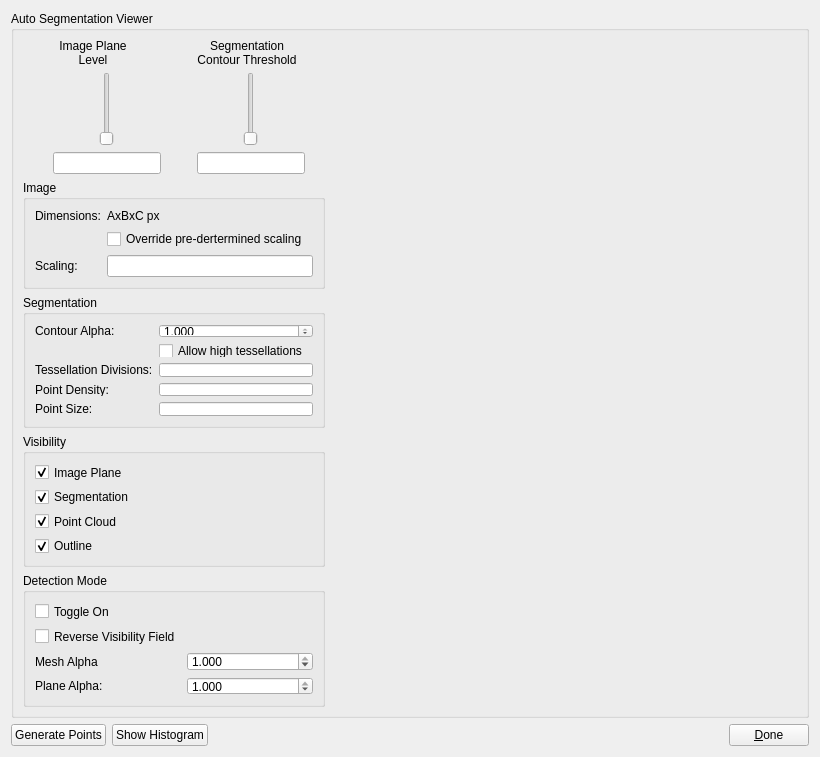
tsalemink/autosegmentationstep, file mapclientplugins/autosegmentationstep/qt/autosegmentationwidget.ui: the form before one commit.
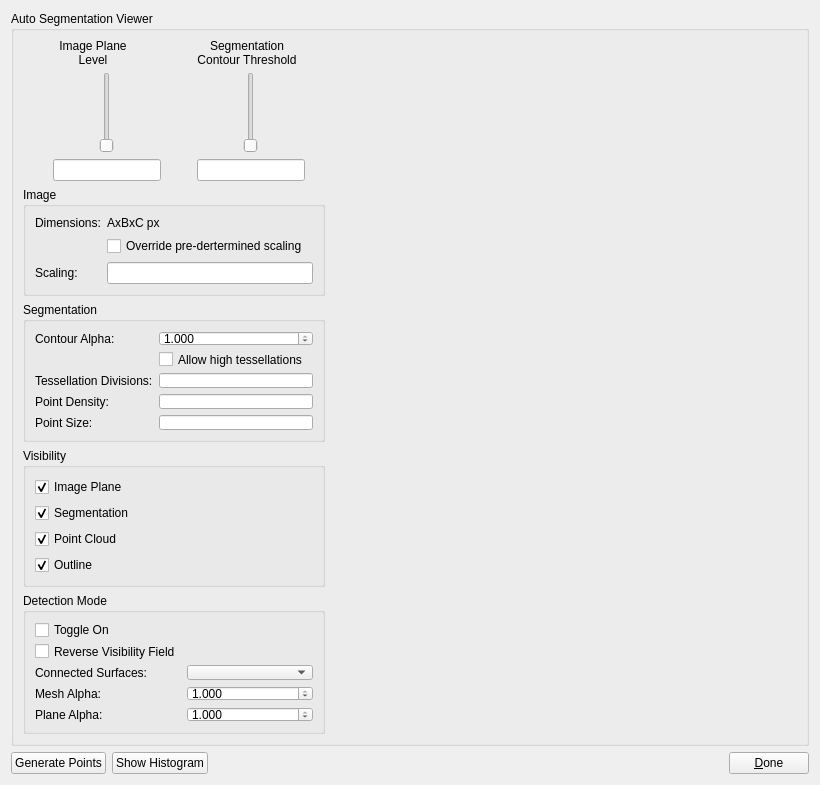
The form after the commit. Custom widgets are drawn as their Qt base class.

Commit message: Add connected group combo box to ui.

Diff of the .ui file:
```diff
--- a/mapclientplugins/autosegmentationstep/qt/autosegmentationwidget.ui
+++ b/mapclientplugins/autosegmentationstep/qt/autosegmentationwidget.ui
@@ -7,7 +7,7 @@
     <x>0</x>
     <y>0</y>
     <width>820</width>
-    <height>659</height>
+    <height>781</height>
    </rect>
   </property>
   <property name="windowTitle">
@@ -358,6 +358,19 @@
            <string>Detection Mode</string>
           </property>
           <layout class="QGridLayout" name="gridLayout">
+           <item row="4" column="0">
+            <widget class="QLabel" name="label_9">
+             <property name="sizePolicy">
+              <sizepolicy hsizetype="Maximum" vsizetype="Preferred">
+               <horstretch>0</horstretch>
+               <verstretch>0</verstretch>
+              </sizepolicy>
+             </property>
+             <property name="text">
+              <string>Plane Alpha:</string>
+             </property>
+            </widget>
+           </item>
            <item row="1" column="0">
             <widget class="QCheckBox" name="checkBoxReverseField">
              <property name="text">
@@ -366,6 +379,22 @@
             </widget>
            </item>
            <item row="3" column="1">
+            <widget class="QDoubleSpinBox" name="segmentationMeshAlphaDoubleSpinBox">
+             <property name="decimals">
+              <number>3</number>
+             </property>
+             <property name="maximum">
+              <double>1.000000000000000</double>
+             </property>
+             <property name="singleStep">
+              <double>0.010000000000000</double>
+             </property>
+             <property name="value">
+              <double>1.000000000000000</double>
+             </property>
+            </widget>
+           </item>
+           <item row="4" column="1">
             <widget class="QDoubleSpinBox" name="detectionPlaneAlphaDoubleSpinBox">
              <property name="decimals">
               <number>3</number>
@@ -382,15 +411,9 @@
             </widget>
            </item>
            <item row="3" column="0">
-            <widget class="QLabel" name="label_9">
-             <property name="sizePolicy">
-              <sizepolicy hsizetype="Maximum" vsizetype="Preferred">
-               <horstretch>0</horstretch>
-               <verstretch>0</verstretch>
-              </sizepolicy>
-             </property>
+            <widget class="QLabel" name="label_10">
              <property name="text">
-              <string>Plane Alpha:</string>
+              <string>Mesh Alpha:</string>
              </property>
             </widget>
            </item>
@@ -402,27 +425,14 @@
             </widget>
            </item>
            <item row="2" column="0">
-            <widget class="QLabel" name="label_10">
+            <widget class="QLabel" name="label_11">
              <property name="text">
-              <string>Mesh Alpha</string>
+              <string>Connected Surfaces:</string>
              </property>
             </widget>
            </item>
            <item row="2" column="1">
-            <widget class="QDoubleSpinBox" name="segmentationMeshAlphaDoubleSpinBox">
-             <property name="decimals">
-              <number>3</number>
-             </property>
-             <property name="maximum">
-              <double>1.000000000000000</double>
-             </property>
-             <property name="singleStep">
-              <double>0.010000000000000</double>
-             </property>
-             <property name="value">
-              <double>1.000000000000000</double>
-             </property>
-            </widget>
+            <widget class="QComboBox" name="comboBoxConnectedSurfaces"/>
            </item>
           </layout>
          </widget>
```
Left out of the diff: 24 changed lines with no effect on the pictures. The commit also changes 1 other file.
